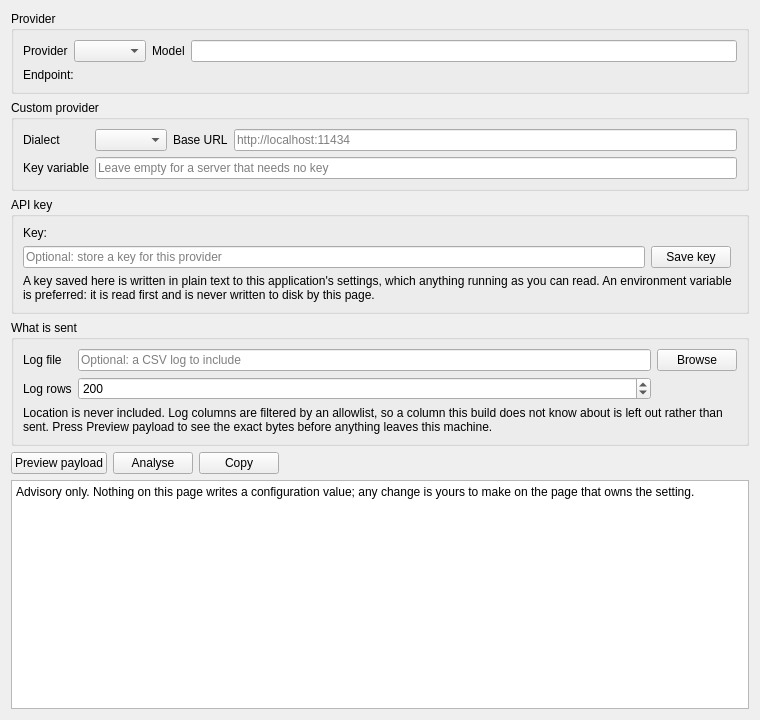
This is pages/pagetuninginsights.ui in siigna/vesc_tool as Qt 5 draws it before an edit. The edited form follows.
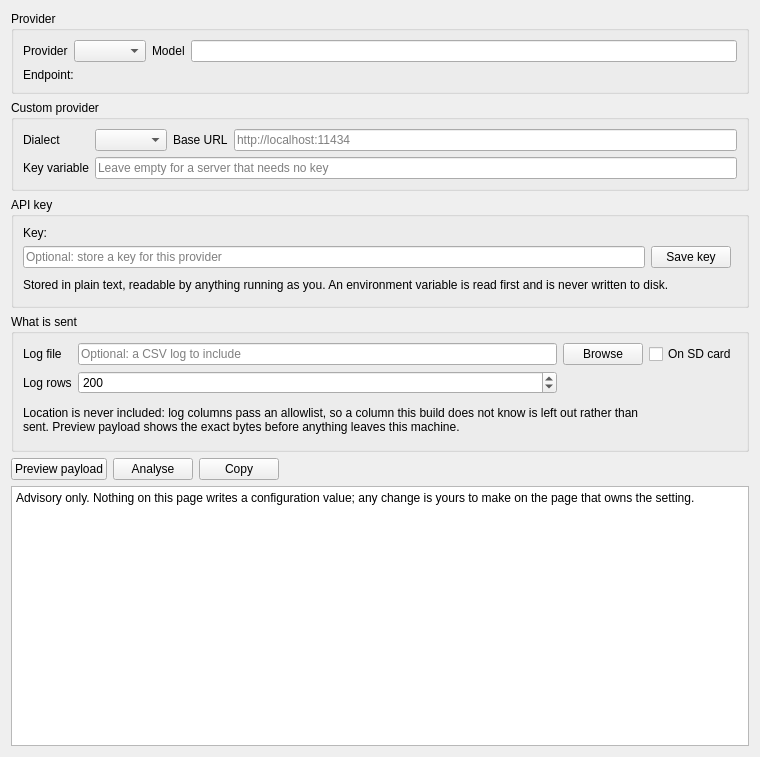
This is the edited form.

```diff
--- a/pages/pagetuninginsights.ui
+++ b/pages/pagetuninginsights.ui
@@ -99,7 +99,10 @@
       </item>
       <item row="2" column="0" colspan="3">
        <widget class="QLabel" name="keyWarnLabel">
-        <property name="text"><string>A key saved here is written in plain text to this application's settings, which anything running as you can read. An environment variable is preferred: it is read first and is never written to disk by this page.</string></property>
+        <property name="minimumSize">
+         <size><width>0</width><height>22</height></size>
+        </property>
+        <property name="text"><string>Stored in plain text, readable by anything running as you. An environment variable is read first and is never written to disk.</string></property>
         <property name="wordWrap"><bool>true</bool></property>
        </widget>
       </item>
@@ -125,6 +128,14 @@
         <property name="text"><string>Browse</string></property>
        </widget>
       </item>
+      <item row="0" column="3">
+       <widget class="QCheckBox" name="sdBox">
+        <property name="text"><string>On SD card</string></property>
+        <property name="toolTip">
+         <string>Read the log off the connected device's SD card instead of this machine, e.g. /log_can/log_007_2026-09-30_18-58-25.csv</string>
+        </property>
+       </widget>
+      </item>
       <item row="1" column="0">
        <widget class="QLabel" name="maxRowsLabel">
         <property name="text"><string>Log rows</string></property>
@@ -139,7 +150,10 @@
       </item>
       <item row="2" column="0" colspan="3">
        <widget class="QLabel" name="redactionLabel">
-        <property name="text"><string>Location is never included. Log columns are filtered by an allowlist, so a column this build does not know about is left out rather than sent. Press Preview payload to see the exact bytes before anything leaves this machine.</string></property>
+        <property name="minimumSize">
+         <size><width>0</width><height>40</height></size>
+        </property>
+        <property name="text"><string>Location is never included: log columns pass an allowlist, so a column this build does not know is left out rather than sent. Preview payload shows the exact bytes before anything leaves this machine.</string></property>
         <property name="wordWrap"><bool>true</bool></property>
        </widget>
       </item>
@@ -176,6 +190,9 @@
    <item>
     <widget class="QPlainTextEdit" name="replyEdit">
      <property name="readOnly"><bool>true</bool></property>
+     <property name="minimumSize">
+      <size><width>0</width><height>260</height></size>
+     </property>
      <property name="plainText">
       <string>Advisory only. Nothing on this page writes a configuration value; any change is yours to make on the page that owns the setting.</string>
      </property>
```
